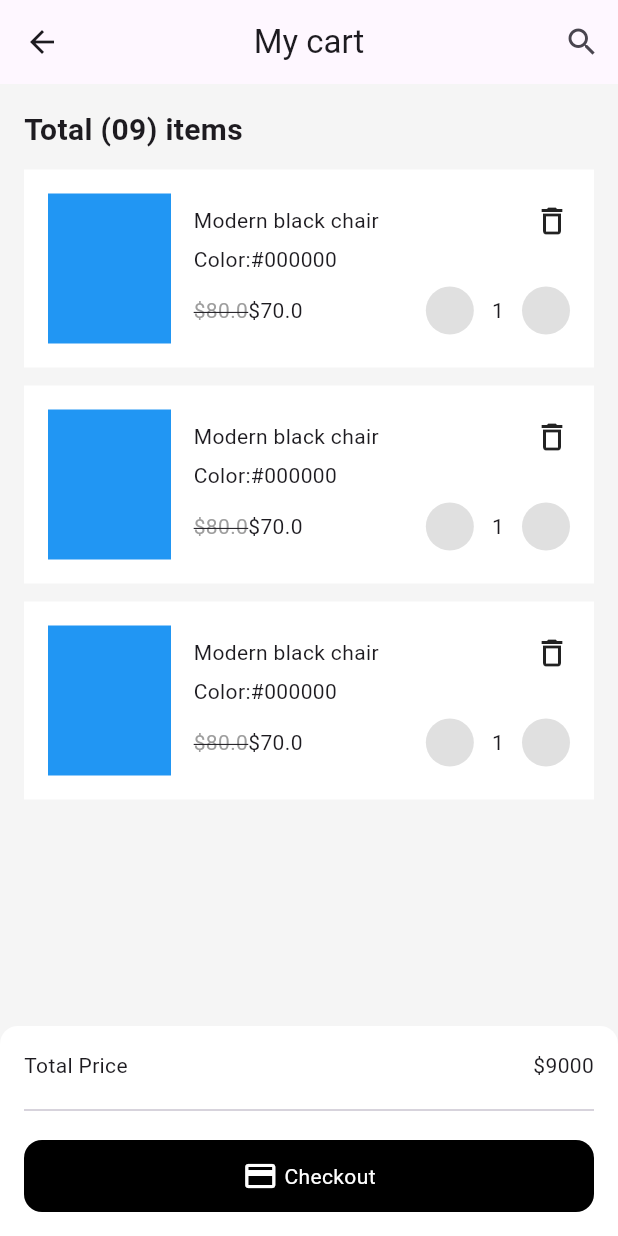
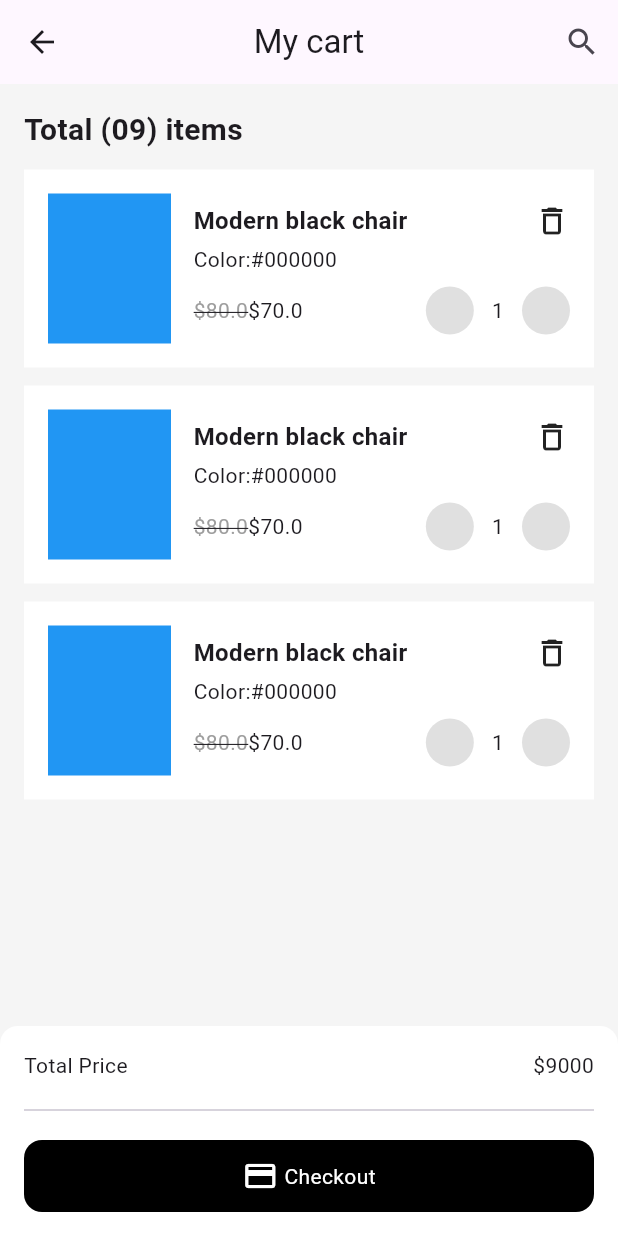
Before and after one commit to JAICHANGPARK/flutter_notebook_chapter_49, a Flutter app: the FurnitureCartPage screen opened directly, on a phone screen of 412 x 824 dp. Run offline on Flutter 3.47's test engine with Material 3 defaults, Android fonts, the phone set to English and light mode, and no system bars; our stand-ins replace dots_indicator, gap, google_fonts.

Commit message:
Update furniture_cart_page.dart

```diff
--- a/lib/ep2460_furniture_app/ui/furniture_cart_page.dart
+++ b/lib/ep2460_furniture_app/ui/furniture_cart_page.dart
@@ -56,7 +56,11 @@ class _FurnitureCartPageState extends State<FurnitureCartPage> {
                                       mainAxisAlignment:
                                           MainAxisAlignment.spaceBetween,
                                       children: [
-                                        Text("Modern black chair"),
+                                        Text(
+                                          "Modern black chair",
+                                          style: TextStyle(fontWeight: .bold,
+                                          fontSize: 16),
+                                        ),
                                         Icon(Icons.delete_outline),
                                       ],
                                     ),
@@ -84,7 +88,9 @@ class _FurnitureCartPageState extends State<FurnitureCartPage> {
                                           backgroundColor: Colors.grey[300]!,
                                         ),
                                         Padding(
-                                          padding: const EdgeInsets.symmetric(horizontal: 12),
+                                          padding: const EdgeInsets.symmetric(
+                                            horizontal: 12,
+                                          ),
                                           child: Text("1"),
                                         ),
                                         CircleAvatar(
```
